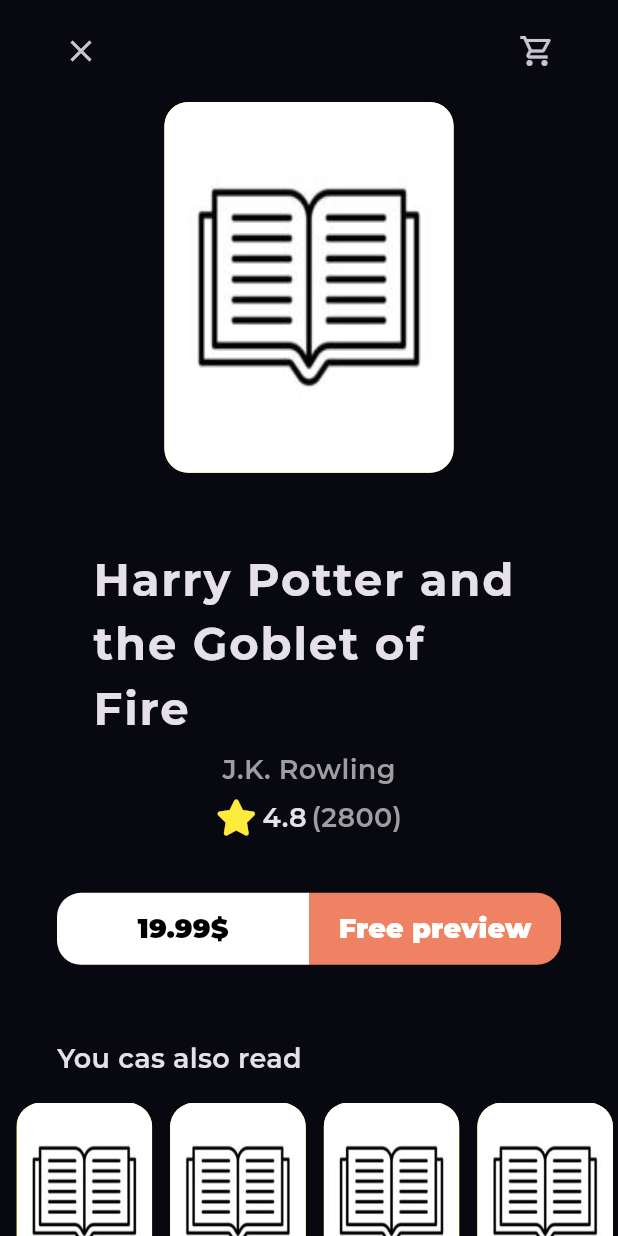
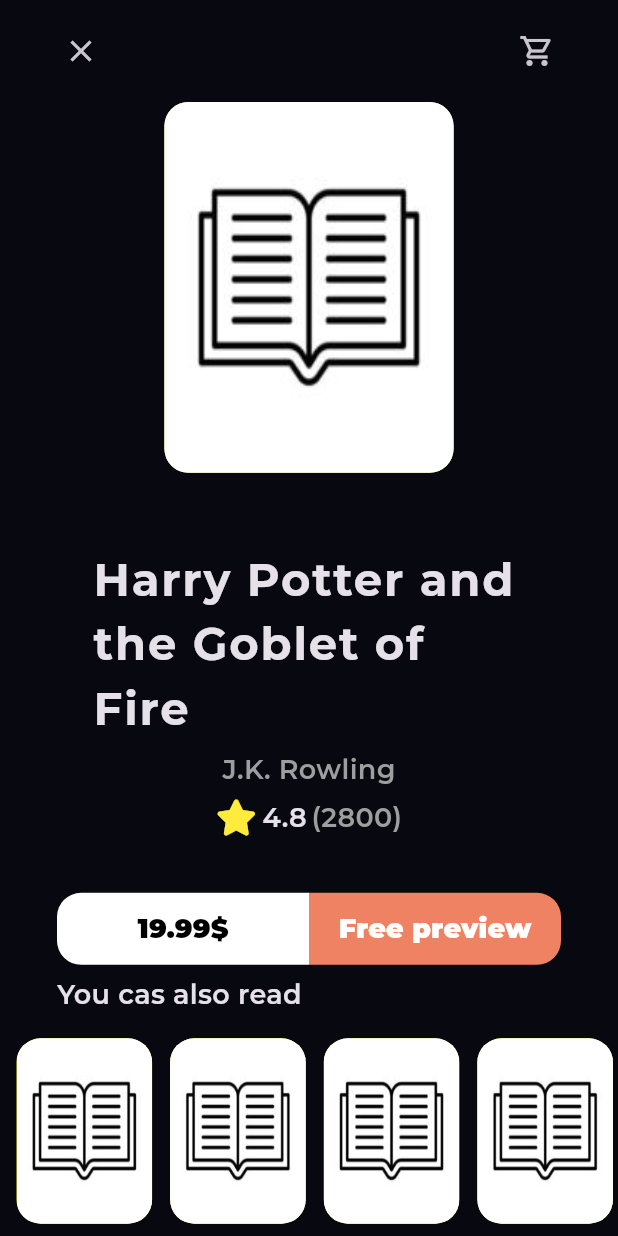
Before and after one commit to MohamedNaif/maktabati_app, a Flutter app: the BookDetailesView screen opened by its route, on a phone screen of 412 x 824 dp. Run offline on Flutter 3.47's test engine with Material 3 defaults, Android fonts, the phone set to English and light mode, and no system bars; our stand-ins replace font_awesome_flutter, go_router, google_fonts.

Commit message:
refactor book detailes view

```diff
--- a/lib/features/home/presentation/views/widgets/book_detailes_body.dart
+++ b/lib/features/home/presentation/views/widgets/book_detailes_body.dart
@@ -1,20 +1,21 @@
 import 'package:flutter/material.dart';
 
-import 'package:maktabati_app/features/home/presentation/views/widgets/book_rating.dart';
-
-import '../../../../../core/utils/style.dart';
-
 import 'book_action.dart';
+import 'books_detailes_section.dart';
 import 'custom_book_detailes_app_bar.dart';
 import 'custom_list_view_item.dart';
-import 'similar_books_list_view.dart';
+import 'similar_book_section.dart';
 
 class BookDetailesBody extends StatelessWidget {
   const BookDetailesBody({super.key});
 
   @override
   Widget build(BuildContext context) {
-    return SafeArea(
+    return CustomScrollView(
+      slivers: [
+        SliverFillRemaining(
+          hasScrollBody: false,
+          child: SafeArea(
             child: Column(
               children: [
                 const CustomBookDetailesAppBar(),
@@ -25,43 +26,29 @@
                 const SizedBox(
                   height: 50,
                 ),
-        SizedBox(
-          width: MediaQuery.sizeOf(context).width * 0.7,
-          child: Text('Harry Potter and the Goblet of Fire',
-              style: Styles.textStyle30.copyWith(fontWeight: FontWeight.w700)),
-        ),
-        const SizedBox(
-          height: 6,
-        ),
-        Text('J.K. Rowling',
-            style: Styles.textStyle18.copyWith(color: Colors.grey)),
-        const SizedBox(
-          height: 6,
-        ),
-        const BookRating(
-          mainAxisAlignment: MainAxisAlignment.center,
-        ),
+                const BooksDetailesSection(),
+
                 const SizedBox(
                   height: 37,
                 ),
                 const BookAction(),
-        const SizedBox(
+                // const SizedBox(
+                //   height: 16,
+                // ),
+                const Expanded(
+                  child: SizedBox(
                     height: 50,
                   ),
-        const Padding(
-          padding: EdgeInsets.only(left: 38.0),
-          child: Align(
-              alignment: Alignment.centerLeft,
-              child: Text('You cas also read', style: Styles.textStyle18)),
                 ),
-        const SizedBox(
-          height: 16,
-        ),
-        const SimilarBooksListView(),
+                const SimilarBookSection(),
                 const SizedBox(
                   height: 40,
                 ),
               ],
-    ));
+            ),
+          ),
+        ),
+      ],
+    );
   }
 }
--- /dev/null
+++ b/lib/features/home/presentation/views/widgets/books_detailes_section.dart
@@ -0,0 +1,33 @@
+
+
+
+import 'package:flutter/material.dart';
+
+import '../../../../../core/utils/style.dart';
+import 'book_rating.dart';
+
+class BooksDetailesSection extends StatelessWidget {
+  const BooksDetailesSection({super.key});
+
+  @override
+  Widget build(BuildContext context) {
+    return Column(children: [
+      SizedBox(
+        width: MediaQuery.sizeOf(context).width * 0.7,
+        child: Text('Harry Potter and the Goblet of Fire',
+            style: Styles.textStyle30.copyWith(fontWeight: FontWeight.w700)),
+      ),
+      const SizedBox(
+        height: 6,
+      ),
+      Text('J.K. Rowling',
+          style: Styles.textStyle18.copyWith(color: Colors.grey)),
+      const SizedBox(
+        height: 6,
+      ),
+      const BookRating(
+        mainAxisAlignment: MainAxisAlignment.center,
+      ),
+    ]);
+  }
+}
--- /dev/null
+++ b/lib/features/home/presentation/views/widgets/similar_book_section.dart
@@ -0,0 +1,28 @@
+
+
+
+import 'package:flutter/material.dart';
+
+import '../../../../../core/utils/style.dart';
+import 'similar_books_list_view.dart';
+
+class SimilarBookSection extends StatelessWidget {
+  const SimilarBookSection({super.key});
+
+  @override
+  Widget build(BuildContext context) {
+    return const Column(
+      crossAxisAlignment: CrossAxisAlignment.start,
+      children: [
+        Padding(
+          padding: EdgeInsets.only(left: 38.0),
+          child: Text('You cas also read', style: Styles.textStyle18),
+        ),
+        SizedBox(
+          height: 16,
+        ),
+        SimilarBooksListView(),
+      ],
+    );
+  }
+}
```
Lines whose indentation alone changed are shown as unchanged.
